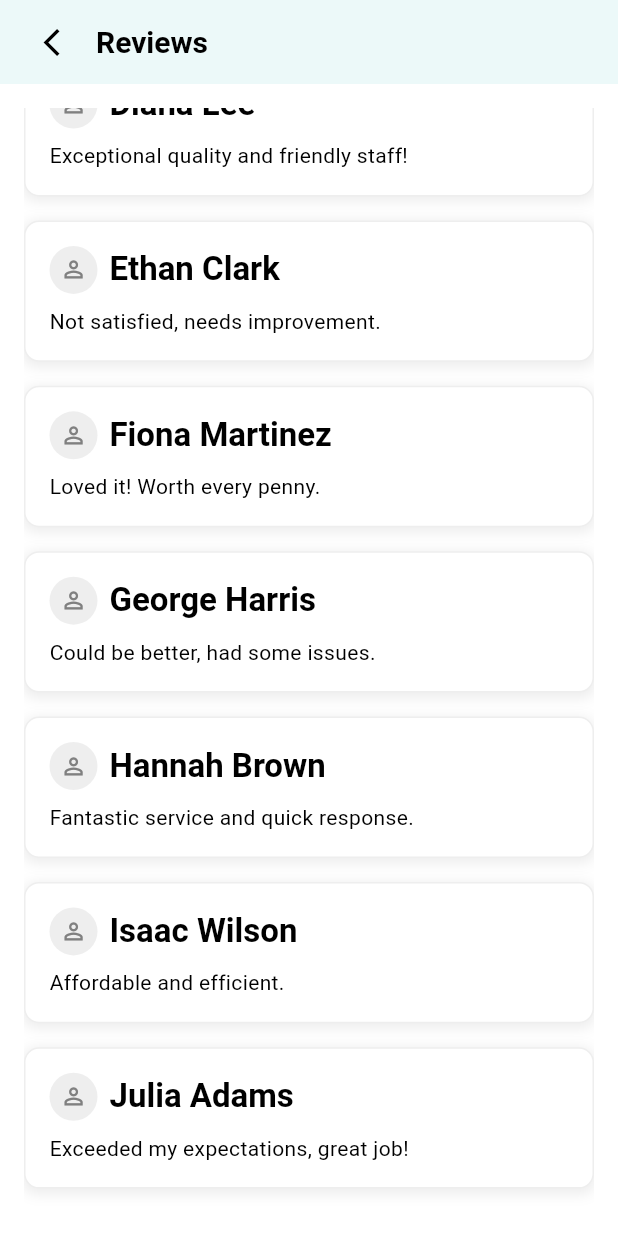
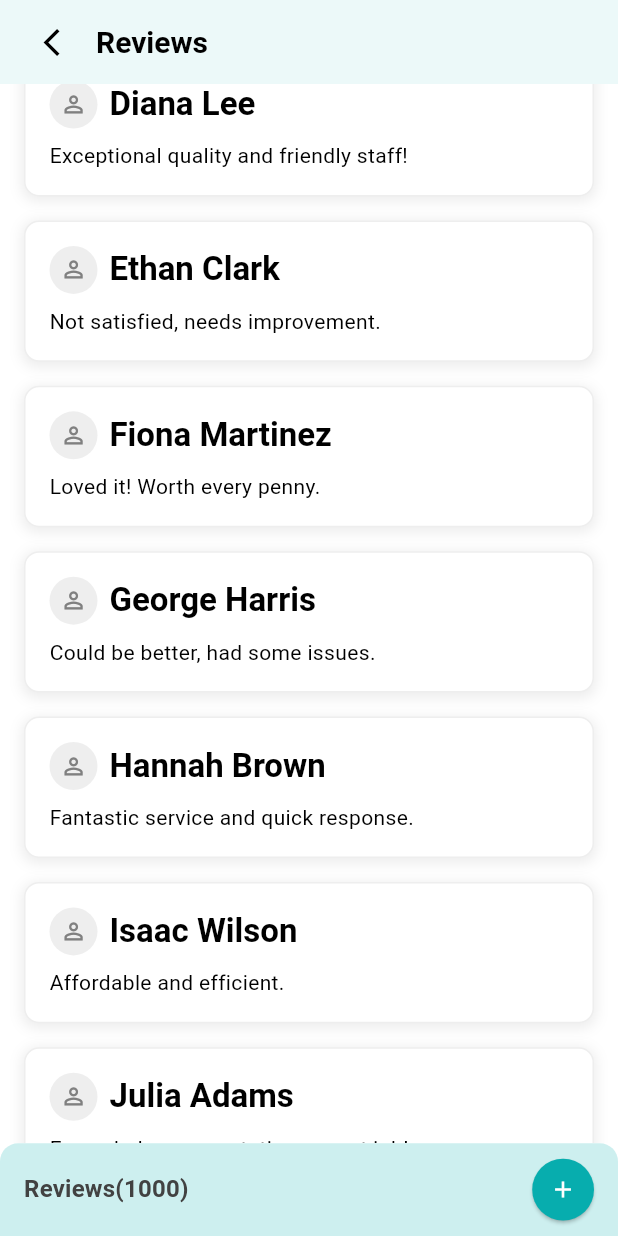
Before and after one commit to Rawnak003/craftybay, a Flutter app: the ReviewScreen screen opened by its route, scrolled down 366 dp, on a phone screen of 412 x 824 dp. Run offline on Flutter 3.47's test engine with Material 3 defaults, Android fonts, the phone set to English and light mode, and no system bars; our stand-ins replace carousel_slider, firebase_core, firebase_crashlytics, flutter_svg, get; accounts and stored records are empty.

Commit message:
Fix #17: Review Screen Bottom Bar

```diff
--- a/lib/src/core/app/controller_binder.dart
+++ b/lib/src/core/app/controller_binder.dart
@@ -1,6 +1,5 @@
 import 'package:get/get.dart';
-
-import '../../features/onboarding/screens/home/controller/home_nav_controller.dart';
+import '../../features/onboarding/screens/home_screen/controller/home_nav_controller.dart';
 import '../../features/onboarding/screens/parent_screen/controller/main_bottom_nav_bar_controller.dart';
 import '../../features/onboarding/screens/product_screen/controller/color_picker_controller.dart';
 import '../../features/onboarding/screens/product_screen/controller/size_picker_controller.dart';
--- a/lib/src/core/constants/strings.dart
+++ b/lib/src/core/constants/strings.dart
@@ -50,6 +50,6 @@ class AppStrings {
 
 
 
-  static const String shoeDescription = 'Engineered for lifestyle comfort with performance-inspired design, the Nike Air Max 270 features the tallest Air unit in the heel at 32mm—delivering unrivaled impact absorption and everyday cushioning. The dual-density foam midsole works in tandem with the Max Air unit to ensure smooth transitions and all-day support. Its engineered mesh upper enhances breathability while providing a structured, adaptive fit. Inspired by the heritage of the Air Max 180 and 93, the 270 stands out with its sculpted silhouette, asymmetrical lacing system, and bold branding. Perfect for urban movement, the Air Max 270 is a fusion of innovation and street-ready style.';
+  static const String shoeDescription = 'Engineered for lifestyle comfort with performance-inspired design, the Nike Air Max 270 features the tallest Air unit in the heel at 32mm—delivering unrivaled impact absorption and everyday cushioning. The dual-density foam midsole works in tandem with the Max Air unit to ensure smooth transitions and all-day support. Its engineered mesh upper enhances breathability while providing a structured, adaptive fit. Inspired by the heritage of the Air Max 180 and 93, the 270 stands out with its sculpted silhouette, asymmetrical lacing system, and bold branding. Perfect for urban movement, the Air Max 270 is a fusion of innovation and street-ready style. Engineered for lifestyle comfort with performance-inspired design, the Nike Air Max 270 features the tallest Air unit in the heel at 32mm—delivering unrivaled impact absorption and everyday cushioning. The dual-density foam midsole works in tandem with the Max Air unit to ensure smooth transitions and all-day support. Its engineered mesh upper enhances breathability while providing a structured, adaptive fit. Inspired by the heritage of the Air Max 180 and 93, the 270 stands out with its sculpted silhouette, asymmetrical lacing system, and bold branding. Perfect for urban movement, the Air Max 270 is a fusion of innovation and street-ready style.';
 
 }
--- a/lib/src/features/onboarding/common_widget/custom_bottom_button.dart
+++ b/lib/src/features/onboarding/common_widget/custom_bottom_button.dart
@@ -1,11 +1,15 @@
-
 import 'package:flutter/material.dart';
 
 import '../../../core/app/app_spacing.dart';
 import '../../../core/constants/colors.dart';
 
 class CustomBottomButton extends StatelessWidget {
-  const CustomBottomButton({super.key, required this.title, this.subtext, required this.button});
+  const CustomBottomButton({
+    super.key,
+    required this.title,
+    this.subtext,
+    required this.button,
+  });
 
   final String title;
   final String? subtext;
@@ -33,14 +37,24 @@ class CustomBottomButton extends StatelessWidget {
               mainAxisAlignment: MainAxisAlignment.center,
               crossAxisAlignment: CrossAxisAlignment.start,
               children: [
-                Text(title, style: Theme.of(context).textTheme.titleMedium?.copyWith(color: AppColor.darkGreyColor, fontWeight: FontWeight.w600)),
-                Text(subtext!, style: Theme.of(context).textTheme.titleLarge?.copyWith(color: AppColor.themeColor, fontWeight: FontWeight.w800)),
+                Text(
+                  title,
+                  style: Theme.of(context).textTheme.titleMedium?.copyWith(
+                    color: AppColor.darkGreyColor,
+                    fontWeight: FontWeight.w600,
+                  ),
+                ),
+                if (subtext != null)
+                  Text(
+                    subtext!,
+                    style: Theme.of(context).textTheme.titleLarge?.copyWith(
+                      color: AppColor.themeColor,
+                      fontWeight: FontWeight.w800,
+                    ),
+                  ),
               ],
             ),
-            SizedBox(
-              width: AppSpacing.screenWidth(context) * 0.3,
-              child: button,
-            ),
+            button,
           ],
         ),
       ),
--- a/lib/src/features/onboarding/screens/home/controller/home_nav_controller.dart
+++ b/lib/src/features/onboarding/screens/home_screen/controller/home_nav_controller.dart
@@ -12,4 +12,8 @@ class HomeNavController extends GetxController {
   void gotoNewArrivals() {
     Get.toNamed(AppRoutesName.productList, arguments: AppStrings.newArrivals);
   }
+
+  void gotoProduct() {
+    Get.toNamed(AppRoutesName.product);
+  }
 }
--- a/lib/src/features/onboarding/screens/parent_screen/presentation/views/main_bottom_nav_bar_screen.dart
+++ b/lib/src/features/onboarding/screens/parent_screen/presentation/views/main_bottom_nav_bar_screen.dart
@@ -4,7 +4,7 @@ import '../../../../../../core/constants/colors.dart';
 import '../../../../../../core/constants/strings.dart';
 import '../../../cart_screen/presentation/views/cart_screen.dart';
 import '../../../category_screen/presentation/views/categories_screen.dart';
-import '../../../home/presentation/views/home_screen.dart';
+import '../../../home_screen/presentation/views/home_screen.dart';
 import '../../../wishlist_screen/presentation/views/wishlist_screen.dart';
 import '../../controller/main_bottom_nav_bar_controller.dart';
 
--- a/lib/src/features/onboarding/screens/review_screen/presentation/views/review_screen.dart
+++ b/lib/src/features/onboarding/screens/review_screen/presentation/views/review_screen.dart
@@ -2,8 +2,10 @@ import 'package:flutter/material.dart';
 import 'package:get/get.dart';
 
 import '../../../../../../core/app/app_spacing.dart';
+import '../../../../../../core/constants/colors.dart';
 import '../../../../../../core/constants/strings.dart';
 import '../../../../common_widget/custom_app_bar.dart';
+import '../../../../common_widget/custom_bottom_button.dart';
 import '../../data/static data/static_reviews.dart';
 import '../widgets/review_card_widget.dart';
 
@@ -14,19 +16,45 @@ class ReviewScreen extends StatelessWidget {
   Widget build(BuildContext context) {
     return SafeArea(
       child: Scaffold(
-        appBar: CustomAppBar(title: AppStrings.reviews, onTap: (){Get.back();},),
-        body: Padding(
+        appBar: CustomAppBar(
+          title: AppStrings.reviews,
+          onTap: () {
+            Get.back();
+          },
+        ),
+        body: Column(
+          children: [
+            Expanded(
+              child: ListView.builder(
                 padding: const EdgeInsets.all(AppSpacing.pagePadding),
-          child: ListView.builder(
                 itemCount: staticReviews.length,
                 itemBuilder: (context, index) {
                   final review = staticReviews[index];
                   return Padding(
                     padding: const EdgeInsets.only(bottom: AppSpacing.pagePadding),
-                child: ReviewCardWidget(name: review.name, reviewText: review.text),
+                    child: ReviewCardWidget(
+                      name: review.name,
+                      reviewText: review.text,
+                    ),
                   );
                 },
               ),
+            ),
+            CustomBottomButton(
+              title: 'Reviews(1000)',
+              button: SizedBox(
+                width: AppSpacing.screenWidth(context) * 0.1,
+                child: ElevatedButton(
+                  style: ElevatedButton.styleFrom(
+                    backgroundColor: AppColor.themeColor,
+                    shape: CircleBorder(),
+                  ),
+                  onPressed: () {},
+                  child: Icon(Icons.add),
+                ),
+              ),
+            ),
+          ],
         )
       ),
     );
--- a/lib/src/features/onboarding/screens/review_screen/presentation/widgets/review_card_widget.dart
+++ b/lib/src/features/onboarding/screens/review_screen/presentation/widgets/review_card_widget.dart
@@ -1,7 +1,7 @@
 import 'package:flutter/material.dart';
 import '../../../../../../core/app/app_spacing.dart';
 import '../../../../../../core/constants/colors.dart';
-import '../../../home/presentation/widget/app_bar_icon_button_widget.dart';
+import '../../../home_screen/presentation/widget/app_bar_icon_button_widget.dart';
 
 class ReviewCardWidget extends StatelessWidget {
   const ReviewCardWidget({
```
Also changed, not shown: lib/src/features/onboarding/screens/home_screen/presentation/widget/special_deals_banner_widget.dart (renamed from lib/src/features/onboarding/screens/home/presentation/widget/special_deals_banner_widget.dart, +5 -2 lines), lib/src/features/onboarding/screens/product_screen/presentation/views/product_screen.dart (+7 -6 lines), lib/src/features/onboarding/screens/home_screen/presentation/views/home_screen.dart (renamed from lib/src/features/onboarding/screens/home/presentation/views/home_screen.dart), lib/src/features/onboarding/screens/home_screen/presentation/widget/app_bar_icon_button_widget.dart (renamed from lib/src/features/onboarding/screens/home/presentation/widget/app_bar_icon_button_widget.dart), lib/src/features/onboarding/screens/home_screen/presentation/widget/custom_home_app_bar.dart (renamed from lib/src/features/onboarding/screens/home/presentation/widget/custom_home_app_bar.dart), lib/src/features/onboarding/screens/home_screen/presentation/widget/home_carousel_slider_widget.dart (renamed from lib/src/features/onboarding/screens/home/presentation/widget/home_carousel_slider_widget.dart), lib/src/features/onboarding/screens/home_screen/presentation/widget/search_bar_widget.dart (renamed from lib/src/features/onboarding/screens/home/presentation/widget/search_bar_widget.dart). Lines whose indentation alone changed are shown as unchanged.
